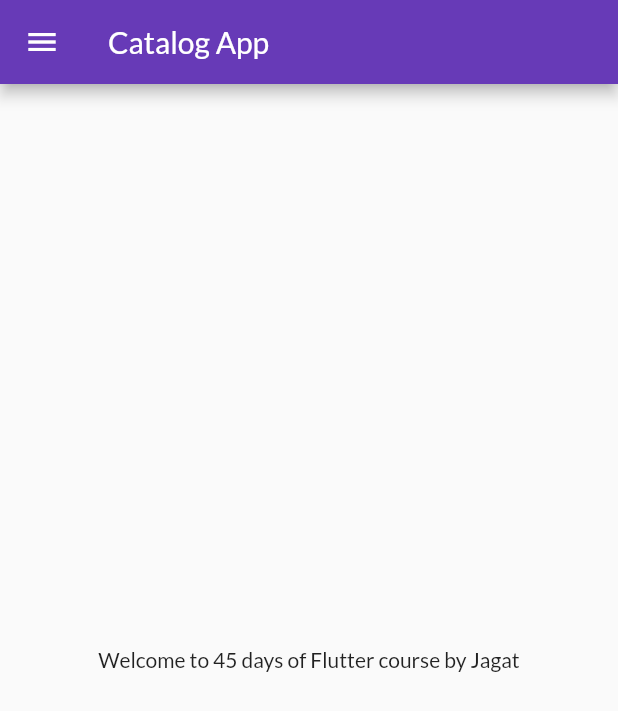
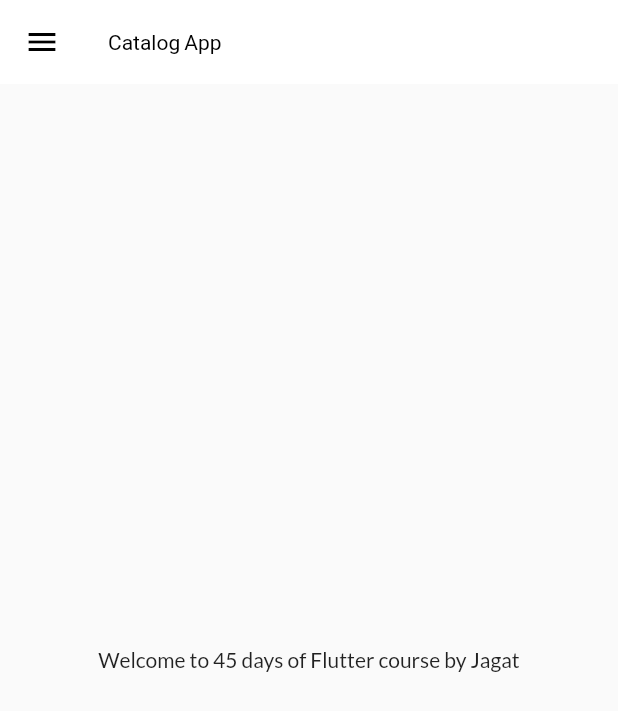
Before and after one commit to jagatb880/flutter_catalog, a Flutter app: the screen it shows after launch, on a phone screen of 412 x 824 dp. Shown: the top 711 px of the screen. Run offline on Flutter 3.47's test engine with Material 2 defaults, Android fonts, the phone set to English and light mode, and no system bars; our stand-ins replace google_fonts.

Commit message:
themes imlpemented

```diff
--- a/lib/main.dart
+++ b/lib/main.dart
@@ -2,7 +2,7 @@ import 'package:flutter/material.dart';
 import 'package:flutter_catalog/pages/home_page.dart';
 import 'package:flutter_catalog/pages/login_page.dart';
 import 'package:flutter_catalog/utils/routes.dart';
-import 'package:google_fonts/google_fonts.dart';
+import 'package:flutter_catalog/widgets/themes.dart';
 
 void main() {
   runApp(MyApp());
@@ -13,13 +13,12 @@ class MyApp extends StatelessWidget {
 
   @override
   Widget build(BuildContext context) {
+    // ignore_for_file: prefer_const_constructors
     return MaterialApp(
       themeMode: ThemeMode.light,
       debugShowCheckedModeBanner: false,
-      theme: ThemeData(
-        primarySwatch: Colors.deepPurple,
-        fontFamily: GoogleFonts.lato().fontFamily,
-      ),
+      theme: MyTheme.lightdata(context),
+      darkTheme: MyTheme.darkdata(context),
       initialRoute: MyRoute.homeRoute,
       routes: {
         "/": (context) => LoginPage(),
--- /dev/null
+++ b/lib/widgets/themes.dart
@@ -0,0 +1,18 @@
+import 'package:flutter/material.dart';
+import 'package:google_fonts/google_fonts.dart';
+
+class MyTheme {
+  // ignore_for_file: prefer_const_constructors
+  static ThemeData lightdata(BuildContext context) => ThemeData(
+      primarySwatch: Colors.deepPurple,
+      fontFamily: GoogleFonts.lato().fontFamily,
+      appBarTheme: AppBarTheme(
+        backgroundColor: Colors.white,
+        elevation: 0.0,
+        iconTheme: IconThemeData(color: Colors.black),
+        titleTextStyle: TextStyle(color: Colors.black),
+      ));
+
+  static ThemeData darkdata(BuildContext context) =>
+      ThemeData(brightness: Brightness.dark);
+}
```
Also changed, not shown: lib/pages/home_page.dart (+8 -0 lines).
